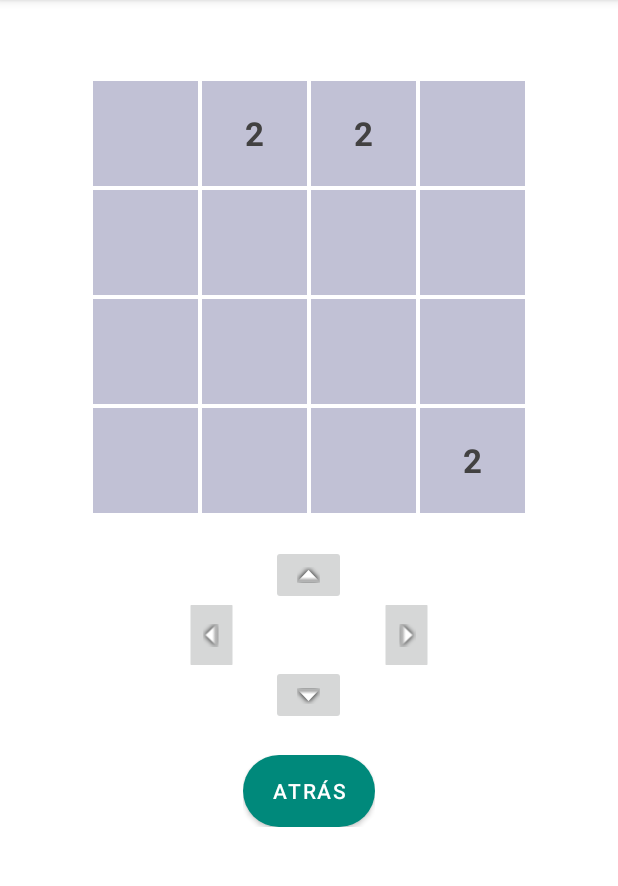
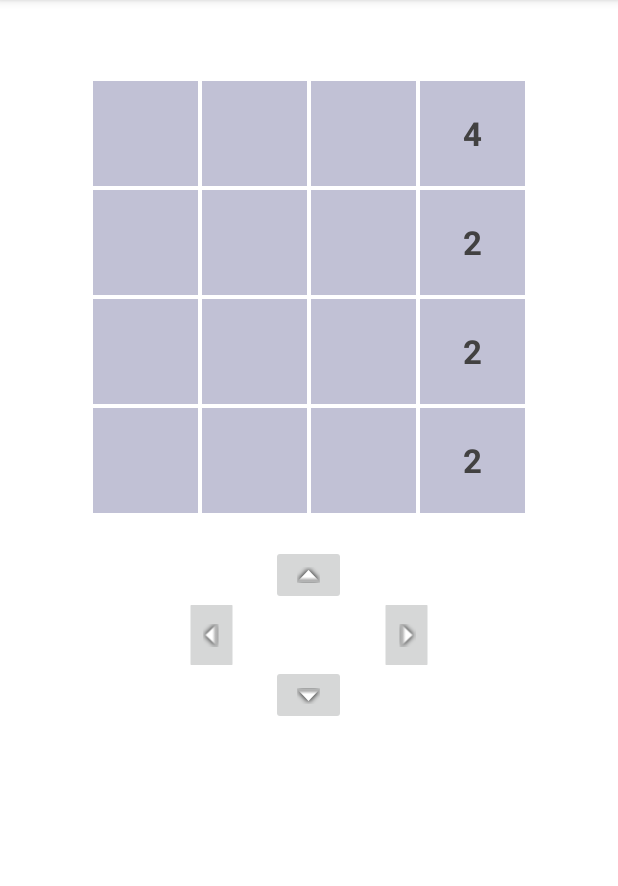
Before and after one commit to FedericoPeranzi/2048, an Android app: the ActivityJuego screen opened directly, with no data from a screen before it, after a tap on an icon or button, on a phone screen of 412 x 824 dp, the part 84-970 px from its top. Run offline under Robolectric (Android 15) with nearby library versions, the phone set to English and light mode, and no system bars; 3 other taps on this screen came first.

```diff
--- a/app/src/main/AndroidManifest.xml
+++ b/app/src/main/AndroidManifest.xml
@@ -17,7 +17,7 @@
                 <category android:name="android.intent.category.LAUNCHER" />
             </intent-filter>
         </activity>
-    <activity android:name=".Juego"></activity>
+    <activity android:name=".ActivityJuego"></activity>
     </application>
 
 </manifest>
--- a/app/src/main/java/com/android/a2048/Juego.java
+++ b/app/src/main/java/com/android/a2048/ActivityJuego.java
@@ -3,14 +3,12 @@ package com.android.a2048;
 import android.content.Intent;
 import android.os.Bundle;
 import android.view.View;
-import android.widget.Button;
 import android.widget.ImageView;
 import android.widget.TextView;
 
 import androidx.appcompat.app.AppCompatActivity;
 
-public class Juego extends AppCompatActivity {
-    private Button button;
+public class ActivityJuego extends AppCompatActivity {
 
     private TextView txt11,txt12,txt13,txt14,
             txt21,txt22,txt23,txt24,
@@ -19,9 +17,9 @@ public class Juego extends AppCompatActivity {
 
     private ImageView btnUp, btnDown, btnLeft, btnRight;
 
+    //private Button button;
+
     @Override
-
-
     protected void onCreate(Bundle savedInstanceState) {
         super.onCreate(savedInstanceState);
         setContentView(R.layout.activity_juego);
@@ -35,7 +33,7 @@ public class Juego extends AppCompatActivity {
         txt41 = findViewById(R.id.c41); txt42 = findViewById(R.id.c42);
         txt43 = findViewById(R.id.c43); txt44 = findViewById(R.id.c44);
 
-        Tablero tablero = new Tablero();
+        Tablero tablero = new Tablero(this);
 
         tablero.setComponentes(txt11, txt12, txt13, txt14,
                 txt21, txt22, txt23, txt24,
@@ -77,16 +75,21 @@ public class Juego extends AppCompatActivity {
                 tablero.right();
             }
         });
+
+
         // Se implementa el boton atras para volver al MainMenu
+        /*
         button = (Button) findViewById(R.id.button);
         button.setOnClickListener(new View.OnClickListener() {
             public void onClick(View v) {
                 openMainActivity();
             }
         });
+        */
     }
+
     public void openMainActivity() {
         Intent intent = new Intent(this, MainActivity.class);
         startActivity(intent);
     }
-        }
+}
--- a/app/src/main/java/com/android/a2048/MainActivity.java
+++ b/app/src/main/java/com/android/a2048/MainActivity.java
@@ -25,7 +25,7 @@ public class MainActivity extends AppCompatActivity {
     }
 
     public void openJuego() {
-        Intent intent = new Intent(this, Juego.class);
+        Intent intent = new Intent(this, ActivityJuego.class);
         startActivity(intent);
     }
 }
--- a/app/src/main/java/com/android/a2048/Tablero.java
+++ b/app/src/main/java/com/android/a2048/Tablero.java
@@ -1,7 +1,9 @@
 package com.android.a2048;
 
+import android.content.Context;
 import android.util.Log;
 import android.widget.TextView;
+import android.widget.Toast;
 
 import java.util.ArrayList;
 import java.util.List;
@@ -16,10 +18,17 @@ public class Tablero {
                                                 "41","42","43","44");*/ //posiciones libres
     private List<String> libres;
     private TextView[][] txt;
+    private Context context;
 
-    public Tablero() {
+    private static final int MARCA_FIN = 32;
+    private boolean flagFin;
+
+    public Tablero(Context context) {
         this.tablero = new Ficha[4][4];
         this.posLibres = new int[4][4];
+
+        this.context = context;
+        this.flagFin = false;
 
         libres = new ArrayList<String>();
         libres.add("11");libres.add("12");
@@ -86,124 +95,109 @@ public class Tablero {
     }
 
     public void setFichaAleatoria(){
+        if (this.hayLugar()){
+            //Crear una ficha con valor 2
             Ficha f = new Ficha(2);
 
+            //Numero random entre 0 y el tamaño de la lista
             int pos = (int)(Math.random()*libres.size());
+
+            //Obtener dato de la posicion random
             String posLibre = libres.get(pos);
-        Log.i("POSICIONES","Random pos: "+pos+", get: "+posLibre);
+
+            //Debug en consola
+            Log.d("POSICIONES","Random pos: "+pos+", get: "+posLibre);
+
+            //Eliminar el elemento extraido en la lista para que queda actualizado (ahora ya no sera una pos libre)
             libres.remove(pos);
+
+            //Partir a la mitad el string y convertirlo a int. primer digito es fila, segundo digito es columna
             int fila = Integer.parseInt(posLibre.substring(0,1));
             int columna = Integer.parseInt(posLibre.substring(1));
-        Log.i("POSICIONES","fila: "+fila+", columna: "+columna);
 
+            //Debug en consola
+            Log.d("POSICIONES","fila: "+fila+", columna: "+columna);
 
+            //Ubicar la ficha en la posicion y actualizar matriz de posiciones libres.
             this.tablero[fila-1][columna-1] = f;
-        this.posLibres[fila-1][columna-1]  = 1;
+            this.posLibres[fila-1][columna-1]  = 1; //  1=ocupada
+        } else {
+            Toast.makeText(this.context, "No hay posiciones vacias para realizar este movimiento", Toast.LENGTH_SHORT).show();
+        }
+    }
 
-        //this.actualizarTablero();
+    private Boolean hayLugar(){
+        return !libres.isEmpty();
     }
 
     public void actualizarTablero(){
+        /*
+        //Debug de posiciones libres (lista)
         String str = "";
         for (int k=0; k < libres.size(); k++){
             str += libres.get(k)+" - ";
         }
         Log.d("LIBRES",str);
+        */
 
-
+        //Recorrer matriz para actualizar valores de textviews
         for (int i=0; i < this.tablero.length; i++) {
             for (int j=0; j < this.tablero[i].length; j++) {
-                if (this.posLibres[i][j] == 1){
+                if (this.posLibres[i][j] == 1){ //Si esta ocupada muestro valor de la ficha
                     this.txt[i][j].setText(this.tablero[i][j].getValor()+"");
                 } else {
                     this.txt[i][j].setText("");
                 }
             }
         }
+
+        if (this.flagFin){
+            Toast.makeText(this.context, "Ganaste!", Toast.LENGTH_SHORT).show();
+        }
     }
 
     private void resetFlags(){
+        //Recorrer matriz para actualizar flags de combinacion
         for (int i=0; i < this.tablero.length; i++) {
             for (int j=0; j < this.tablero[i].length; j++) {
-                if (this.posLibres[i][j] == 1){
+                if (this.posLibres[i][j] == 1){ //Si esta ocupada seteo el flag en 0
                     this.tablero[i][j].setFlag(0);
                 }
             }
         }
     }
 
-    /*
-    public void up_old(){
-        int posSig, _i, _j, _pSig;
-        Log.i("MOVIMIENTOS","UP");
-        for (int j=0; j < this.tablero[0].length; j++) {
-            for (int i=0; i < this.tablero.length-1; i++) {
-                posSig = i+1; _i = i +1; _j = j + 1; _pSig = posSig+1;
-                Ficha sig = this.tablero[posSig][j];
-                Ficha act = this.tablero[i][j];
-                if (sig != null){ //si el proximo a la posicion actual tiene ficha
-                    if (act != null) { //si la posicion actual tiene ficha
-                        //si ambas posiciones tiene ficha, verifico si tiene el mismo valor para sumarlos
-                        if (act.getValor() == sig.getValor()){
-                            //TODO: verificar aca si tienen el flag de ya convinado
-                            //Setear el valor de la ficha actual con la suma de actual + siguiente
-                            this.tablero[i][j].setValor(this.tablero[i][j].getValor() + this.tablero[posSig][j].getValor());
-                            //La posicion siguiente queda null porque fue convinada con la actual
-                            this.tablero[posSig][j] = null;
-                            //Añadir a lista de posiciones libres el lugar de la ficha quitada (sig) (+1 todos)
-                            this.libres.add(_pSig+""+_j);
-                            this.libres.remove(_i+""+_j);
-                            //Actualizo posiciones ocupadas en la matriz
-                            this.posLibres[i][j]=1;
-                            this.posLibres[posSig][j]=0;
-                        } else { //si las fichas son de distinto valor, quedan en el lugar
-                            //this.tablero[i][j] = sig; //actual = siguiente
-                            //this.tablero[posSig][j] = null;
-                            //this.libres.add(_pSig+""+_j);
-                            //this.libres.remove(_i+""+_j);
-                            //this.posLibres[i][j]=1;
-                            //this.posLibres[posSig][j]=0;
-                        }
-                    } else {
-                        this.tablero[i][j] = sig; //actual = siguiente
-                        this.tablero[posSig][j] = null;
-                        this.libres.add(_pSig+""+_j);
-                        this.libres.remove(_i+""+_j);
-                        this.posLibres[i][j]=1;
-                        this.posLibres[posSig][j]=0;
-                    }
-                }
-            }
-        }
-        this.setFichaAleatoria();
-        this.actualizarTablero();
-    }
-    */
     public void up(){
         Log.i("MOVIMIENTOS","UP");
-        int posSig, _i, _j, _pSig;
+        int posSig, _i, _j, _pSig; //Variables auxiliares
 
-        for (int j=0; j < this.tablero[0].length; j++) {
-            for (int k=0; k < this.tablero[0].length; k++){
-                for (int i=0; i < this.tablero.length-1; i++) {
-                    posSig = i+1; _i = i +1; _j = j + 1; _pSig = posSig+1;
-                    Ficha sig = this.tablero[posSig][j];
-                    Ficha act = this.tablero[i][j];
-                    if (sig != null){ //si el proximo a la posicion actual tiene ficha
+        for (int j=0; j < this.tablero[0].length; j++) { //Columna
+            for (int k=0; k < this.tablero[0].length; k++){ //Repeticion para mover fichas en toda la longitud
+                for (int i=0; i < this.tablero.length-1; i++) { //Fila
+                    posSig = i+1; //La siguiente ficha, como el recorrido es vertical es i+1
+                    _i = i +1; _j = j + 1; _pSig = posSig+1; //Auxiliares para la lista, tienen un +1 porque en matriz la pos [0][0] en lista es "11"
+                    Ficha sig = this.tablero[posSig][j]; //Ficha siguiente
+                    Ficha act = this.tablero[i][j]; //Ficha actual
+                    if (sig != null){ //si el siguiente tiene ficha
                         if (act != null) { //si la posicion actual tiene ficha
-                            //si ambas posiciones tiene ficha, verifico si tiene el mismo valor para sumarlos
+                            //si ambas posiciones tienen ficha, verifico si tiene el mismo valor para sumarlos
                             if (act.getValor() == sig.getValor()){
                                 Log.d("FLAG", "Ficha actual: ("+i+j+"), y ficha siguiente: ("+posSig+j+") son iguales. Flags: "+act.getFlag()+" y "+sig.getFlag());
                                 //verificar flag antes de sumar
-                                if (this.tablero[i][j].getFlag() == 0 && this.tablero[posSig][j].getFlag() == 0){
+                                if (act.getFlag() == 0 && sig.getFlag() == 0){
                                     //Setear el valor de la ficha actual con la suma de actual + siguiente
-                                    this.tablero[i][j].setValor(this.tablero[i][j].getValor() + this.tablero[posSig][j].getValor());
+                                    this.tablero[i][j].setValor(act.getValor() + sig.getValor());
                                     this.tablero[i][j].setFlag(1);
-                                    //La posicion siguiente queda null porque fue convinada con la actual
+
+                                    //Controlar puntaje ganador
+                                    if (this.tablero[i][j].getValor() == this.MARCA_FIN) { this.flagFin = true; }
+
+                                    //La posicion siguiente queda null porque fue combinada con la actual
                                     this.tablero[posSig][j] = null;
 
-                                    //Añadir a lista de posiciones libres el lugar de la ficha quitada (sig) (+1 todos)
+                                    //Añadir a lista de posiciones libres el lugar de la ficha quitada (sig) (+1 todos -> variables auxiliares)
                                     this.libres.add(_pSig+""+_j);
+                                    //Eliminar de la lista de posiciones libres el lugar de la ficha combinada (+1 todos -> variables auxiliares)
                                     this.libres.remove(_i+""+_j);
 
                                     //Actualizo posiciones ocupadas en la matriz
@@ -213,7 +207,7 @@ public class Tablero {
                             }
                         } else {
                             this.tablero[i][j] = sig; //actual = siguiente
-                            this.tablero[posSig][j] = null;
+                            this.tablero[posSig][j] = null; //siguiente = null
                             this.libres.add(_pSig+""+_j);
                             this.libres.remove(_i+""+_j);
                             this.posLibres[i][j]=1;
@@ -223,6 +217,7 @@ public class Tablero {
                 }
             }
         }
+
         this.resetFlags();
         this.setFichaAleatoria();
         this.actualizarTablero();
@@ -248,7 +243,11 @@ public class Tablero {
                                     //Setear el valor de la ficha actual con la suma de actual + siguiente
                                     this.tablero[i][j].setValor(this.tablero[i][j].getValor() + this.tablero[posSig][j].getValor());
                                     this.tablero[i][j].setFlag(1);
-                                    //La posicion siguiente queda null porque fue convinada con la actual
+
+                                    //Controlar puntaje ganador
+                                    if (this.tablero[i][j].getValor() == this.MARCA_FIN) { this.flagFin = true; }
+
+                                    //La posicion siguiente queda null porque fue combinada con la actual
                                     this.tablero[posSig][j] = null;
 
                                     //Añadir a lista de posiciones libres el lugar de la ficha quitada (sig) (+1 todos)
@@ -279,9 +278,107 @@ public class Tablero {
 
     public void left(){
         Log.d("MOVIMIENTOS","LEFT");
+        int posSig, _i, _j, _pSig;
+
+        for (int i=0; i < this.tablero.length; i++) { //cantidad de columnas
+            for (int k=0; k < this.tablero.length; k++){ //repetir movimientos celda x celda
+                for (int j=0; j < this.tablero[i].length-1; j++) { //filas
+                    posSig = j+1; _i = i +1; _j = j +1; _pSig = posSig+1;
+                    Ficha sig = this.tablero[i][posSig];
+                    Ficha act = this.tablero[i][j];
+                    if (sig != null){ //si el proximo a la posicion actual tiene ficha
+                        if (act != null) { //si la posicion actual tiene ficha
+                            //si ambas posiciones tiene ficha, verifico si tiene el mismo valor para sumarlos
+                            if (act.getValor() == sig.getValor()){
+                                Log.d("FLAG", "Ficha actual: ("+i+j+"), y ficha siguiente: ("+posSig+j+") son iguales. Flags: "+act.getFlag()+" y "+sig.getFlag());
+                                //verificar flag antes de sumar
+                                if (this.tablero[i][j].getFlag() == 0 && this.tablero[i][posSig].getFlag() == 0){
+                                    //Setear el valor de la ficha actual con la suma de actual + siguiente
+                                    this.tablero[i][j].setValor(this.tablero[i][j].getValor() + this.tablero[i][posSig].getValor());
+                                    this.tablero[i][j].setFlag(1);
+
+                                    //Controlar puntaje ganador
+                                    if (this.tablero[i][j].getValor() == this.MARCA_FIN) { this.flagFin = true; }
+
+                                    //La posicion siguiente queda null porque fue combinada con la actual
+                                    this.tablero[i][posSig] = null;
+
+                                    //Añadir a lista de posiciones libres el lugar de la ficha quitada (sig) (+1 todos)
+                                    this.libres.add(_i+""+_pSig);
+                                    this.libres.remove(_i+""+_j);
+
+                                    //Actualizo posiciones ocupadas en la matriz
+                                    this.posLibres[i][j]=1;
+                                    this.posLibres[i][posSig]=0;
+                                }
+                            }
+                        } else {
+                            this.tablero[i][j] = sig; //actual = siguiente
+                            this.tablero[i][posSig] = null;
+                            this.libres.add(_i+""+_pSig);
+                            this.libres.remove(_i+""+_j);
+                            this.posLibres[i][j]=1;
+                            this.posLibres[i][posSig]=0;
+                        }
+                    }
+                }
+            }
+        }
+        this.resetFlags();
+        this.setFichaAleatoria();
+        this.actualizarTablero();
     }
     public void right(){
         Log.d("MOVIMIENTOS","RIGHT");
+        int posSig, _i, _j, _pSig;
+
+        for (int i=0; i < this.tablero.length; i++) { //cantidad de columnas
+            for (int k=0; k < this.tablero.length; k++){ //repetir movimientos celda x celda
+                for (int j=this.tablero[i].length-1; j > 0; j--) { //filas
+                    posSig = j-1; _i = i +1; _j = j +1; _pSig = posSig+1;
+                    Ficha sig = this.tablero[i][posSig];
+                    Ficha act = this.tablero[i][j];
+                    if (sig != null){ //si el proximo a la posicion actual tiene ficha
+                        if (act != null) { //si la posicion actual tiene ficha
+                            //si ambas posiciones tiene ficha, verifico si tiene el mismo valor para sumarlos
+                            if (act.getValor() == sig.getValor()){
+                                Log.d("FLAG", "Ficha actual: ("+i+j+"), y ficha siguiente: ("+posSig+j+") son iguales. Flags: "+act.getFlag()+" y "+sig.getFlag());
+                                //verificar flag antes de sumar
+                                if (this.tablero[i][j].getFlag() == 0 && this.tablero[i][posSig].getFlag() == 0){
+                                    //Setear el valor de la ficha actual con la suma de actual + siguiente
+                                    this.tablero[i][j].setValor(this.tablero[i][j].getValor() + this.tablero[i][posSig].getValor());
+                                    this.tablero[i][j].setFlag(1);
+
+                                    //Controlar puntaje ganador
+                                    if (this.tablero[i][j].getValor() == this.MARCA_FIN) { this.flagFin = true; }
+
+                                    //La posicion siguiente queda null porque fue combinada con la actual
+                                    this.tablero[i][posSig] = null;
+
+                                    //Añadir a lista de posiciones libres el lugar de la ficha quitada (sig) (+1 todos)
+                                    this.libres.add(_i+""+_pSig);
+                                    this.libres.remove(_i+""+_j);
+
+                                    //Actualizo posiciones ocupadas en la matriz
+                                    this.posLibres[i][j]=1;
+                                    this.posLibres[i][posSig]=0;
+                                }
+                            }
+                        } else {
+                            this.tablero[i][j] = sig; //actual = siguiente
+                            this.tablero[i][posSig] = null;
+                            this.libres.add(_i+""+_pSig);
+                            this.libres.remove(_i+""+_j);
+                            this.posLibres[i][j]=1;
+                            this.posLibres[i][posSig]=0;
+                        }
+                    }
+                }
+            }
+        }
+        this.resetFlags();
+        this.setFichaAleatoria();
+        this.actualizarTablero();
     }
 
 }
--- a/app/src/main/res/layout/activity_juego.xml
+++ b/app/src/main/res/layout/activity_juego.xml
@@ -19,6 +19,7 @@
             android:layout_marginTop="10dp"
             android:layout_marginBottom="15dp"
             android:text=""
+            android:textColor="@color/white"
             android:textStyle="bold"
             android:textAlignment="center"
             android:textSize="20sp"
@@ -316,8 +317,7 @@
                     android:id="@+id/arrowUp"
                     android:layout_width="50dp"
                     android:layout_height="40dp"
-                    app:srcCompat="@android:drawable/arrow_up_float"
-                    android:theme="@style/Theme.MaterialComponents.DayNight.DarkActionBar"/>
+                    app:srcCompat="@android:drawable/arrow_up_float" />
             </TableRow>
 
             <TableRow
@@ -330,8 +330,7 @@
                     android:layout_width="50dp"
                     android:layout_height="40dp"
                     android:rotation="90"
-                    app:srcCompat="@android:drawable/arrow_down_float"
-                    android:theme="@style/Theme.MaterialComponents.DayNight.DarkActionBar"/>/>
+                    app:srcCompat="@android:drawable/arrow_down_float" />
 
                 <TextView
                     android:id="@+id/textView18"
@@ -343,8 +342,7 @@
                     android:layout_width="50dp"
                     android:layout_height="40dp"
                     android:rotation="270"
-                    app:srcCompat="@android:drawable/arrow_down_float"
-                    android:theme="@style/Theme.MaterialComponents.DayNight.DarkActionBar"/>/>
+                    app:srcCompat="@android:drawable/arrow_down_float" />
 
             </TableRow>
 
@@ -357,22 +355,8 @@
                     android:id="@+id/arrowDown"
                     android:layout_width="50dp"
                     android:layout_height="40dp"
-                    app:srcCompat="@android:drawable/arrow_down_float"
-                    android:theme="@style/Theme.MaterialComponents.DayNight.DarkActionBar"/>/>
+                    app:srcCompat="@android:drawable/arrow_down_float" />
             </TableRow>
         </TableLayout>
-        <LinearLayout
-            android:layout_width="wrap_content"
-            android:layout_height="wrap_content"
-            android:layout_gravity="center">
-            <Button
-                android:id="@+id/button"
-                android:layout_width="wrap_content"
-                android:layout_height="wrap_content"
-                android:background="@drawable/round_btn"
-                android:gravity="center"
-                android:text="@string/btn_2"
-                android:visibility="visible" />
-        </LinearLayout>
     </LinearLayout>
 </RelativeLayout>
```
Also changed, not shown: app/src/main/java/com/android/a2048/Ficha.java (+1 -11 lines), app/src/main/res/layout/activity_main.xml (+8 -20 lines). Lines whose indentation alone changed are shown as unchanged.
